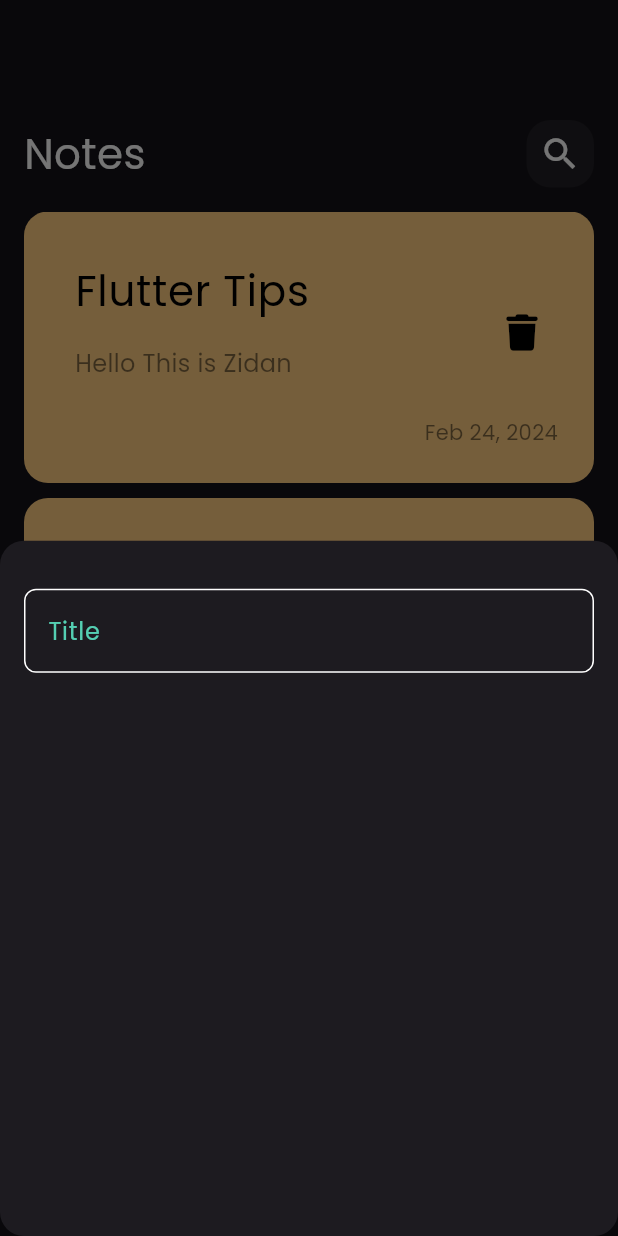
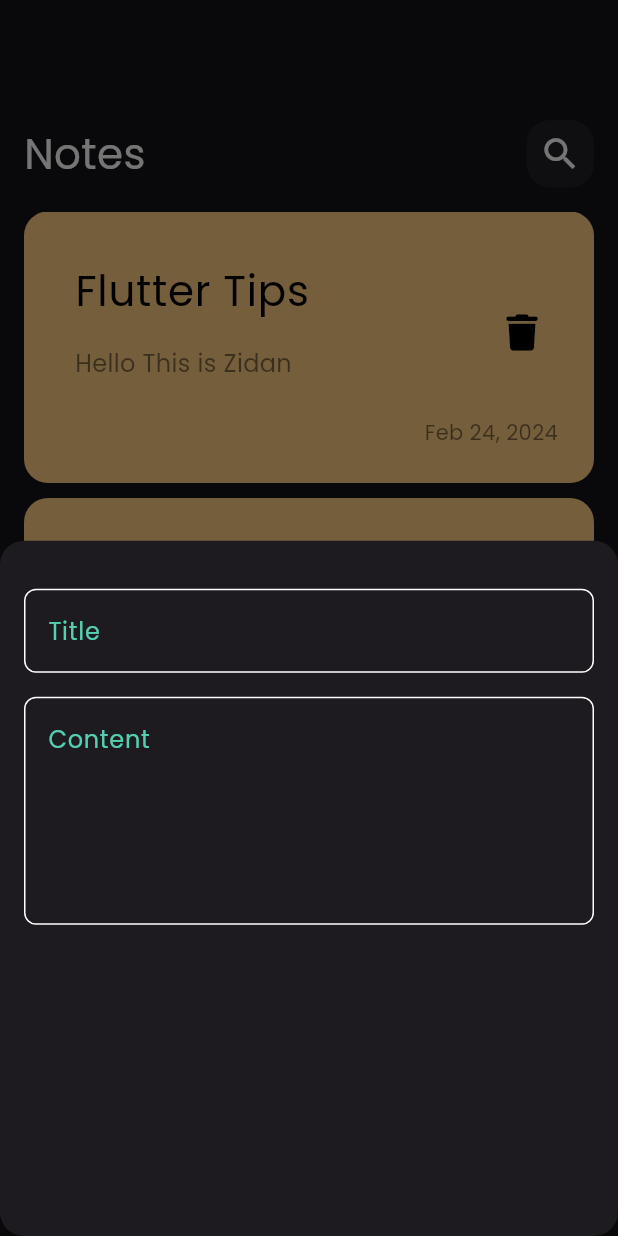
Before and after one commit to mozidan27/note-app-windows, a Flutter app: the screen it shows after launch, after a tap on the "add" icon, on a phone screen of 412 x 824 dp. Run offline on Flutter 3.47's test engine with Material 3 defaults, Android fonts, the phone set to English and light mode, and no system bars; our stand-ins replace font_awesome_flutter.

Commit message:
add fields to bottom sheet

```diff
--- a/lib/views/widgets/add_note_bottom_sheet.dart
+++ b/lib/views/widgets/add_note_bottom_sheet.dart
@@ -13,7 +13,16 @@ class AddNoteBottomSheet extends StatelessWidget {
           SizedBox(
             height: 32,
           ),
-          CustomTextField(),
+          CustomTextField(
+            hint: 'Title',
+          ),
+          SizedBox(
+            height: 16,
+          ),
+          CustomTextField(
+            hint: 'Content',
+            maxLines: 5,
+          ),
         ],
       ),
     );
--- a/lib/views/widgets/custom_text_field.dart
+++ b/lib/views/widgets/custom_text_field.dart
@@ -2,15 +2,19 @@ import 'package:flutter/material.dart';
 import 'package:note_app/constants.dart';
 
 class CustomTextField extends StatelessWidget {
-  const CustomTextField({super.key});
-
+  const CustomTextField({super.key, required this.hint, this.maxLines = 1});
+  final String hint;
+  final int maxLines;
   @override
   Widget build(BuildContext context) {
     return TextField(
+      maxLines: maxLines,
       cursorColor: kPrimeryColor,
       decoration: InputDecoration(
-        hintText: 'Title',
-        hintStyle: TextStyle(color: kPrimeryColor.withOpacity(0.8)),
+        hintText: hint,
+        hintStyle: TextStyle(
+          color: kPrimeryColor.withOpacity(0.8),
+        ),
         border: OutlineInputBorder(
           borderRadius: BorderRadius.circular(8),
         ),
```
